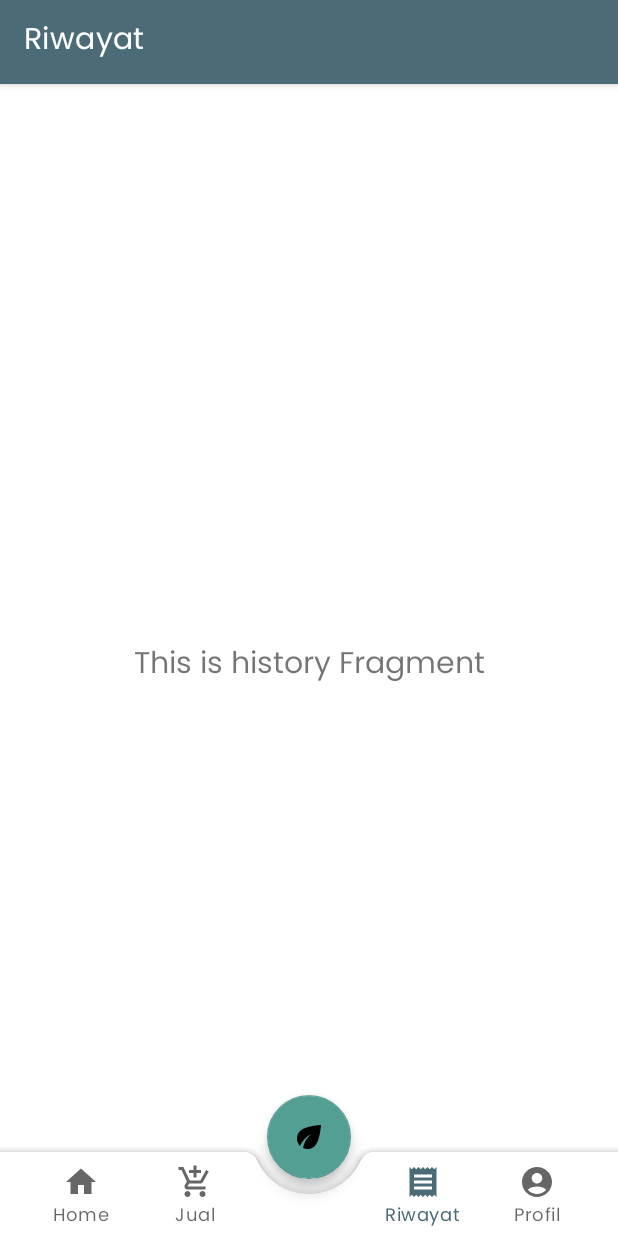
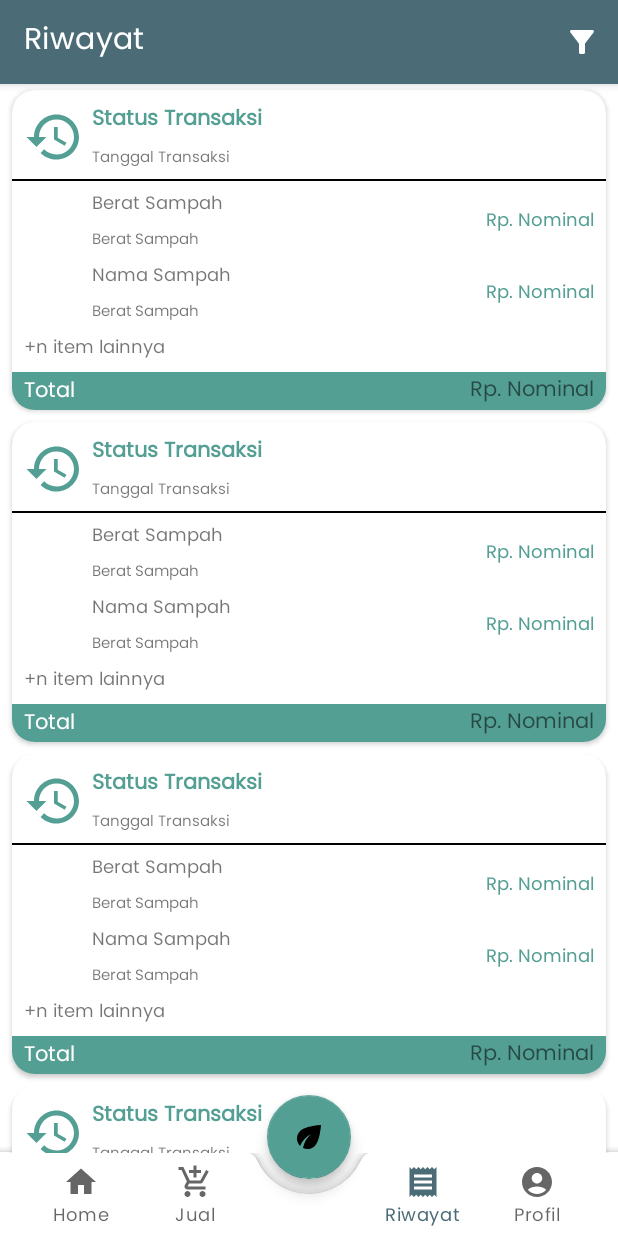
Before and after one commit to Bangkit-Capstone-C22-PS085/Kalpataru-Mobile, an Android app: the SellFragment screen opened through its navigation route, item 4 of the bottom bar chosen, on a phone screen of 412 x 824 dp. Run offline under Robolectric (Android 15) with nearby library versions, the phone set to English and light mode, and no system bars; our stand-ins replace navigation-ui.

Commit message:
Adding UI for sell fragment and history fragment

```diff
--- a/app/src/main/java/com/akhmadkhasan68/kalpataru/ui/history/HistoryFragment.kt
+++ b/app/src/main/java/com/akhmadkhasan68/kalpataru/ui/history/HistoryFragment.kt
@@ -1,13 +1,14 @@
 package com.akhmadkhasan68.kalpataru.ui.history
 
 import android.os.Bundle
-import android.view.LayoutInflater
-import android.view.View
-import android.view.ViewGroup
+import android.view.*
 import android.widget.TextView
 import androidx.fragment.app.Fragment
 import androidx.lifecycle.ViewModelProvider
+import androidx.recyclerview.widget.LinearLayoutManager
+import com.akhmadkhasan68.kalpataru.R
 import com.akhmadkhasan68.kalpataru.databinding.FragmentHistoryBinding
+import com.akhmadkhasan68.kalpataru.ui.sell.ListSellAdapter
 
 class HistoryFragment : Fragment() {
 
@@ -28,10 +29,10 @@ class HistoryFragment : Fragment() {
         _binding = FragmentHistoryBinding.inflate(inflater, container, false)
         val root: View = binding.root
 
-        val textView: TextView = binding.textHistory
-        historyViewModel.text.observe(viewLifecycleOwner) {
-            textView.text = it
-        }
+        binding.rvHistory.layoutManager = LinearLayoutManager(activity)
+        val listHistoryAdapter = ListHistoryAdapter()
+        binding.rvHistory.adapter = listHistoryAdapter
+
         return root
     }
 
@@ -39,4 +40,13 @@ class HistoryFragment : Fragment() {
         super.onDestroyView()
         _binding = null
     }
+
+    override fun onCreate(savedInstanceState: Bundle?) {
+        super.onCreate(savedInstanceState)
+        setHasOptionsMenu(true)
+    }
+
+    override fun onCreateOptionsMenu(menu: Menu, inflater: MenuInflater) {
+        inflater.inflate(R.menu.history_menu, menu)
+    }
 }
--- /dev/null
+++ b/app/src/main/java/com/akhmadkhasan68/kalpataru/ui/history/ListHistoryAdapter.kt
@@ -0,0 +1,27 @@
+package com.akhmadkhasan68.kalpataru.ui.history
+
+import android.view.LayoutInflater
+import android.view.View
+import android.view.ViewGroup
+import androidx.recyclerview.widget.RecyclerView
+import com.akhmadkhasan68.kalpataru.R
+
+class ListHistoryAdapter : RecyclerView.Adapter<ListHistoryAdapter.ListViewHolder>() {
+    class ListViewHolder(itemView: View) : RecyclerView.ViewHolder(itemView) {
+
+    }
+
+    override fun onCreateViewHolder(
+        parent: ViewGroup,
+        viewType: Int
+    ): ListHistoryAdapter.ListViewHolder {
+        val view: View = LayoutInflater.from(parent.context).inflate(R.layout.item_history, parent, false)
+        return ListViewHolder(view)
+    }
+
+    override fun onBindViewHolder(holder: ListHistoryAdapter.ListViewHolder, position: Int) {
+
+    }
+
+    override fun getItemCount(): Int = 15
+}
--- /dev/null
+++ b/app/src/main/java/com/akhmadkhasan68/kalpataru/ui/sell/ListSellAdapter.kt
@@ -0,0 +1,29 @@
+package com.akhmadkhasan68.kalpataru.ui.sell
+
+import android.view.LayoutInflater
+import android.view.View
+import android.view.ViewGroup
+import androidx.recyclerview.widget.RecyclerView
+import com.akhmadkhasan68.kalpataru.R
+import kotlinx.coroutines.NonDisposableHandle
+import kotlinx.coroutines.NonDisposableHandle.parent
+
+class ListSellAdapter : RecyclerView.Adapter<ListSellAdapter.ListViewHolder>() {
+    class ListViewHolder(itemView: View) : RecyclerView.ViewHolder(itemView) {
+
+    }
+
+    override fun onCreateViewHolder(
+        parent: ViewGroup,
+        viewType: Int
+    ): ListSellAdapter.ListViewHolder {
+        val view: View = LayoutInflater.from(parent.context).inflate(R.layout.item_sell, parent, false)
+        return ListViewHolder(view)
+    }
+
+    override fun onBindViewHolder(holder: ListSellAdapter.ListViewHolder, position: Int) {
+
+    }
+
+    override fun getItemCount(): Int = 15
+}
--- a/app/src/main/java/com/akhmadkhasan68/kalpataru/ui/sell/SellFragment.kt
+++ b/app/src/main/java/com/akhmadkhasan68/kalpataru/ui/sell/SellFragment.kt
@@ -1,12 +1,13 @@
 package com.akhmadkhasan68.kalpataru.ui.sell
 
 import android.os.Bundle
-import android.view.LayoutInflater
-import android.view.View
-import android.view.ViewGroup
+import android.view.*
 import android.widget.TextView
 import androidx.fragment.app.Fragment
 import androidx.lifecycle.ViewModelProvider
+import androidx.recyclerview.widget.LinearLayoutManager
+import androidx.recyclerview.widget.RecyclerView
+import com.akhmadkhasan68.kalpataru.R
 import com.akhmadkhasan68.kalpataru.databinding.FragmentSellBinding
 
 class SellFragment : Fragment() {
@@ -28,15 +29,25 @@ class SellFragment : Fragment() {
         _binding = FragmentSellBinding.inflate(inflater, container, false)
         val root: View = binding.root
 
-        val textView: TextView = binding.textSell
-        sellViewModel.text.observe(viewLifecycleOwner) {
-            textView.text = it
-        }
+        binding.rvSell.layoutManager = LinearLayoutManager(activity)
+        val listSellAdapter = ListSellAdapter()
+        binding.rvSell.adapter = listSellAdapter
+
         return root
     }
+
 
     override fun onDestroyView() {
         super.onDestroyView()
         _binding = null
     }
+
+    override fun onCreate(savedInstanceState: Bundle?) {
+        super.onCreate(savedInstanceState)
+        setHasOptionsMenu(true)
+    }
+
+    override fun onCreateOptionsMenu(menu: Menu, inflater: MenuInflater) {
+        inflater.inflate(R.menu.sell_menu, menu)
+    }
 }
--- /dev/null
+++ b/app/src/main/res/drawable/ic_baseline_add_24.xml
@@ -0,0 +1,10 @@
+<vector xmlns:android="http://schemas.android.com/apk/res/android"
+    android:width="24dp"
+    android:height="24dp"
+    android:viewportWidth="24"
+    android:viewportHeight="24"
+    android:tint="?attr/colorControlNormal">
+  <path
+      android:fillColor="@android:color/white"
+      android:pathData="M19,13h-6v6h-2v-6H5v-2h6V5h2v6h6v2z"/>
+</vector>
--- /dev/null
+++ b/app/src/main/res/drawable/ic_baseline_filter_alt_24.xml
@@ -0,0 +1,10 @@
+<vector xmlns:android="http://schemas.android.com/apk/res/android"
+    android:width="24dp"
+    android:height="24dp"
+    android:viewportWidth="24"
+    android:viewportHeight="24"
+    android:tint="?attr/colorControlNormal">
+  <path
+      android:fillColor="@android:color/white"
+      android:pathData="M4.25,5.61C6.27,8.2 10,13 10,13v6c0,0.55 0.45,1 1,1h2c0.55,0 1,-0.45 1,-1v-6c0,0 3.72,-4.8 5.74,-7.39C20.25,4.95 19.78,4 18.95,4H5.04C4.21,4 3.74,4.95 4.25,5.61z"/>
+</vector>
--- /dev/null
+++ b/app/src/main/res/drawable/ic_baseline_history_24.xml
@@ -0,0 +1,10 @@
+<vector xmlns:android="http://schemas.android.com/apk/res/android"
+    android:width="24dp"
+    android:height="24dp"
+    android:viewportWidth="24"
+    android:viewportHeight="24"
+    android:tint="?attr/colorControlNormal">
+  <path
+      android:fillColor="@android:color/white"
+      android:pathData="M13,3c-4.97,0 -9,4.03 -9,9L1,12l3.89,3.89 0.07,0.14L9,12L6,12c0,-3.87 3.13,-7 7,-7s7,3.13 7,7 -3.13,7 -7,7c-1.93,0 -3.68,-0.79 -4.94,-2.06l-1.42,1.42C8.27,19.99 10.51,21 13,21c4.97,0 9,-4.03 9,-9s-4.03,-9 -9,-9zM12,8v5l4.28,2.54 0.72,-1.21 -3.5,-2.08L13.5,8L12,8z"/>
+</vector>
--- a/app/src/main/res/layout/fragment_history.xml
+++ b/app/src/main/res/layout/fragment_history.xml
@@ -6,17 +6,14 @@
     android:layout_height="match_parent"
     tools:context=".ui.history.HistoryFragment">
 
-    <TextView
-        android:id="@+id/text_history"
-        android:layout_width="match_parent"
-        android:layout_height="wrap_content"
-        android:layout_marginStart="8dp"
-        android:layout_marginTop="8dp"
-        android:layout_marginEnd="8dp"
-        android:textAlignment="center"
-        android:textSize="20sp"
+    <androidx.recyclerview.widget.RecyclerView
+        android:id="@+id/rv_history"
+        android:layout_width="0dp"
+        android:layout_height="0dp"
+        android:layout_marginBottom="55dp"
         app:layout_constraintBottom_toBottomOf="parent"
         app:layout_constraintEnd_toEndOf="parent"
         app:layout_constraintStart_toStartOf="parent"
-        app:layout_constraintTop_toTopOf="parent" />
+        app:layout_constraintTop_toTopOf="parent"
+        tools:listitem="@layout/item_sell" />
 </androidx.constraintlayout.widget.ConstraintLayout>
--- /dev/null
+++ b/app/src/main/res/layout/item_history.xml
@@ -0,0 +1,201 @@
+<?xml version="1.0" encoding="utf-8"?>
+<androidx.cardview.widget.CardView xmlns:android="http://schemas.android.com/apk/res/android"
+    xmlns:card_view="http://schemas.android.com/apk/res-auto"
+    xmlns:tools="http://schemas.android.com/tools"
+    android:id="@+id/card_view"
+    android:layout_width="match_parent"
+    android:layout_height="wrap_content"
+    android:layout_gravity="center"
+    android:layout_marginLeft="8dp"
+    android:layout_marginTop="4dp"
+    android:layout_marginRight="8dp"
+    android:layout_marginBottom="4dp"
+    card_view:cardCornerRadius="15dp">
+
+    <androidx.constraintlayout.widget.ConstraintLayout
+        android:layout_width="match_parent"
+        android:layout_height="wrap_content"
+        android:padding="0dp">
+
+        <View
+            android:id="@+id/view3"
+            android:layout_width="match_parent"
+            android:layout_height="25dp"
+            android:layout_marginTop="5dp"
+            android:background="@color/secondary"
+            card_view:layout_constraintBottom_toBottomOf="parent"
+            card_view:layout_constraintEnd_toEndOf="parent"
+            card_view:layout_constraintStart_toStartOf="parent"
+            card_view:layout_constraintTop_toBottomOf="@+id/tv_moreitem" />
+
+        <ImageView
+            android:id="@+id/img_item2"
+            android:layout_width="40dp"
+            android:layout_height="40dp"
+            android:layout_marginStart="8dp"
+            card_view:layout_constraintBottom_toBottomOf="@+id/tv_item2weight"
+            card_view:layout_constraintStart_toStartOf="parent"
+            card_view:layout_constraintTop_toTopOf="@+id/tv_item2name"
+            card_view:layout_constraintVertical_bias="1.0"
+            tools:srcCompat="@tools:sample/avatars" />
+
+        <TextView
+            android:id="@+id/tv_item1weight"
+            android:layout_width="wrap_content"
+            android:layout_height="wrap_content"
+            android:layout_marginStart="5dp"
+            android:layout_marginTop="5dp"
+            android:text="@string/trashweight"
+            android:textSize="10sp"
+            card_view:layout_constraintStart_toEndOf="@+id/img_item1"
+            card_view:layout_constraintTop_toBottomOf="@+id/tv_item1name" />
+
+        <ImageView
+            android:id="@+id/ic_status"
+            android:layout_width="40dp"
+            android:layout_height="40dp"
+            android:layout_marginStart="8dp"
+            android:src="@drawable/ic_baseline_history_24"
+            android:transitionName="avatar"
+            card_view:layout_constraintBottom_toBottomOf="@+id/tv_date"
+            card_view:layout_constraintEnd_toEndOf="parent"
+            card_view:layout_constraintHorizontal_bias="0.0"
+            card_view:layout_constraintStart_toStartOf="parent"
+            card_view:layout_constraintTop_toTopOf="@+id/tv_status"
+            card_view:tint="@color/secondary" />
+
+        <TextView
+            android:id="@+id/tv_status"
+            android:layout_width="wrap_content"
+            android:layout_height="wrap_content"
+            android:layout_marginStart="5dp"
+            android:layout_marginTop="8dp"
+            android:text="@string/status"
+            android:textColor="@color/secondary"
+            android:textStyle="bold"
+            card_view:layout_constraintStart_toEndOf="@+id/ic_status"
+            card_view:layout_constraintTop_toTopOf="parent" />
+
+        <TextView
+            android:id="@+id/tv_date"
+            android:layout_width="wrap_content"
+            android:layout_height="wrap_content"
+            android:layout_marginStart="5dp"
+            android:layout_marginTop="5dp"
+            android:text="@string/date"
+            android:textSize="10sp"
+            card_view:layout_constraintStart_toEndOf="@+id/ic_status"
+            card_view:layout_constraintTop_toBottomOf="@+id/tv_status" />
+
+        <View
+            android:id="@+id/view"
+            android:layout_width="match_parent"
+            android:layout_height="1dp"
+            android:layout_marginTop="5dp"
+            android:background="#000000"
+            card_view:layout_constraintEnd_toEndOf="parent"
+            card_view:layout_constraintStart_toStartOf="parent"
+            card_view:layout_constraintTop_toBottomOf="@+id/tv_date" />
+
+        <ImageView
+            android:id="@+id/img_item1"
+            android:layout_width="40dp"
+            android:layout_height="40dp"
+            android:layout_marginStart="8dp"
+            card_view:layout_constraintBottom_toBottomOf="@+id/tv_item1weight"
+            card_view:layout_constraintStart_toStartOf="parent"
+            card_view:layout_constraintTop_toTopOf="@+id/tv_item1name"
+            tools:srcCompat="@tools:sample/avatars" />
+
+        <TextView
+            android:id="@+id/tv_item1name"
+            android:layout_width="wrap_content"
+            android:layout_height="wrap_content"
+            android:layout_marginStart="5dp"
+            android:layout_marginTop="5dp"
+            android:text="@string/trashweight"
+            android:textSize="12sp"
+            card_view:layout_constraintStart_toEndOf="@+id/img_item1"
+            card_view:layout_constraintTop_toBottomOf="@+id/view" />
+
+        <TextView
+            android:id="@+id/tv_item1nominal"
+            android:layout_width="wrap_content"
+            android:layout_height="wrap_content"
+            android:layout_marginEnd="8dp"
+            android:text="@string/nominal"
+            android:textColor="@color/secondary"
+            android:textSize="12sp"
+            card_view:layout_constraintBottom_toBottomOf="@+id/tv_item1weight"
+            card_view:layout_constraintEnd_toEndOf="parent"
+            card_view:layout_constraintTop_toTopOf="@+id/tv_item1name" />
+
+        <TextView
+            android:id="@+id/tv_item2name"
+            android:layout_width="wrap_content"
+            android:layout_height="wrap_content"
+            android:layout_marginStart="5dp"
+            android:layout_marginTop="5dp"
+            android:text="@string/trashname"
+            android:textSize="12sp"
+            card_view:layout_constraintStart_toEndOf="@+id/img_item2"
+            card_view:layout_constraintTop_toBottomOf="@+id/tv_item1weight" />
+
+        <TextView
+            android:id="@+id/tv_item2weight"
+            android:layout_width="wrap_content"
+            android:layout_height="wrap_content"
+            android:layout_marginStart="5dp"
+            android:layout_marginTop="5dp"
+            android:text="@string/trashweight"
+            android:textSize="10sp"
+            card_view:layout_constraintStart_toEndOf="@+id/img_item2"
+            card_view:layout_constraintTop_toBottomOf="@+id/tv_item2name" />
+
+        <TextView
+            android:id="@+id/tv_item2nominal"
+            android:layout_width="wrap_content"
+            android:layout_height="wrap_content"
+            android:layout_marginEnd="8dp"
+            android:text="@string/nominal"
+            android:textColor="@color/secondary"
+            android:textSize="12sp"
+            card_view:layout_constraintBottom_toBottomOf="@+id/tv_item2weight"
+            card_view:layout_constraintEnd_toEndOf="parent"
+            card_view:layout_constraintTop_toTopOf="@+id/tv_item2name" />
+
+        <TextView
+            android:id="@+id/tv_moreitem"
+            android:layout_width="wrap_content"
+            android:layout_height="wrap_content"
+            android:layout_marginStart="8dp"
+            android:layout_marginTop="5dp"
+            android:text="@string/more_item"
+            android:textSize="12sp"
+            card_view:layout_constraintStart_toStartOf="parent"
+            card_view:layout_constraintTop_toBottomOf="@+id/tv_item2weight" />
+
+        <TextView
+            android:id="@+id/tv_total"
+            android:layout_width="wrap_content"
+            android:layout_height="wrap_content"
+            android:layout_marginStart="8dp"
+            android:text="@string/total"
+            android:textColor="@color/white"
+            card_view:layout_constraintBottom_toBottomOf="@+id/view3"
+            card_view:layout_constraintStart_toStartOf="@+id/view3"
+            card_view:layout_constraintTop_toTopOf="@+id/view3"
+            card_view:layout_constraintVertical_bias="1.0" />
+
+        <TextView
+            android:id="@+id/tv_nominal"
+            android:layout_width="wrap_content"
+            android:layout_height="wrap_content"
+            android:layout_marginEnd="8dp"
+            android:text="@string/nominal"
+            card_view:layout_constraintBottom_toBottomOf="@+id/view3"
+            card_view:layout_constraintEnd_toEndOf="@+id/view3"
+            card_view:layout_constraintTop_toTopOf="@+id/view3" />
+
+    </androidx.constraintlayout.widget.ConstraintLayout>
+</androidx.cardview.widget.CardView>
--- /dev/null
+++ b/app/src/main/res/menu/history_menu.xml
@@ -0,0 +1,9 @@
+<?xml version="1.0" encoding="utf-8"?>
+<menu xmlns:android="http://schemas.android.com/apk/res/android"
+    xmlns:app="http://schemas.android.com/apk/res-auto">
+    <item
+        android:id="@+id/action_map"
+        android:icon="@drawable/ic_baseline_filter_alt_24"
+        android:title="@string/add"
+        app:showAsAction="ifRoom"/>
+</menu>
--- /dev/null
+++ b/app/src/main/res/menu/sell_menu.xml
@@ -0,0 +1,9 @@
+<?xml version="1.0" encoding="utf-8"?>
+<menu xmlns:android="http://schemas.android.com/apk/res/android"
+    xmlns:app="http://schemas.android.com/apk/res-auto">
+    <item
+        android:id="@+id/action_map"
+        android:icon="@drawable/ic_baseline_add_24"
+        android:title="@string/add"
+        app:showAsAction="ifRoom"/>
+</menu>
--- a/app/src/main/res/values/strings.xml
+++ b/app/src/main/res/values/strings.xml
@@ -14,4 +14,15 @@
     <string name="title_sell">Jual</string>
     <string name="title_history">Riwayat</string>
     <string name="title_profile">Profil</string>
+
+    <string name="trashname">Nama Sampah</string>
+    <string name="trashweight">Berat Sampah</string>
+    <string name="total">Total</string>
+    <string name="nominal">Rp. Nominal</string>
+    <string name="sell">Jual</string>
+    <string name="add">Tambah item</string>
+
+    <string name="status">Status Transaksi</string>
+    <string name="date">Tanggal Transaksi</string>
+    <string name="more_item">+n item lainnya</string>
 </resources>
```
Also changed, not shown: app/src/main/res/drawable/ic_baseline_check_circle_outline_24.xml (added, +10 -0 lines), app/src/main/res/drawable/ic_baseline_highlight_off_24.xml (added, +10 -0 lines), app/src/main/res/drawable/ic_baseline_more_vert_24.xml (added, +10 -0 lines), app/src/main/res/layout/fragment_sell.xml (+41 -10 lines), app/src/main/res/layout/item_sell.xml (added, +96 -0 lines).
